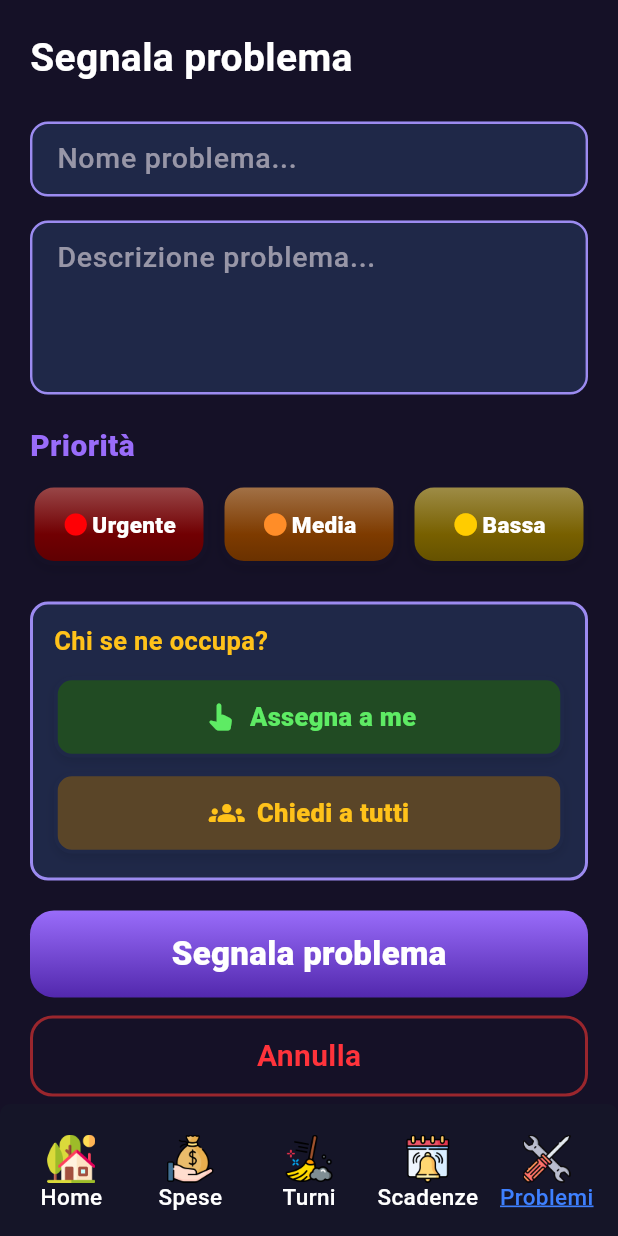
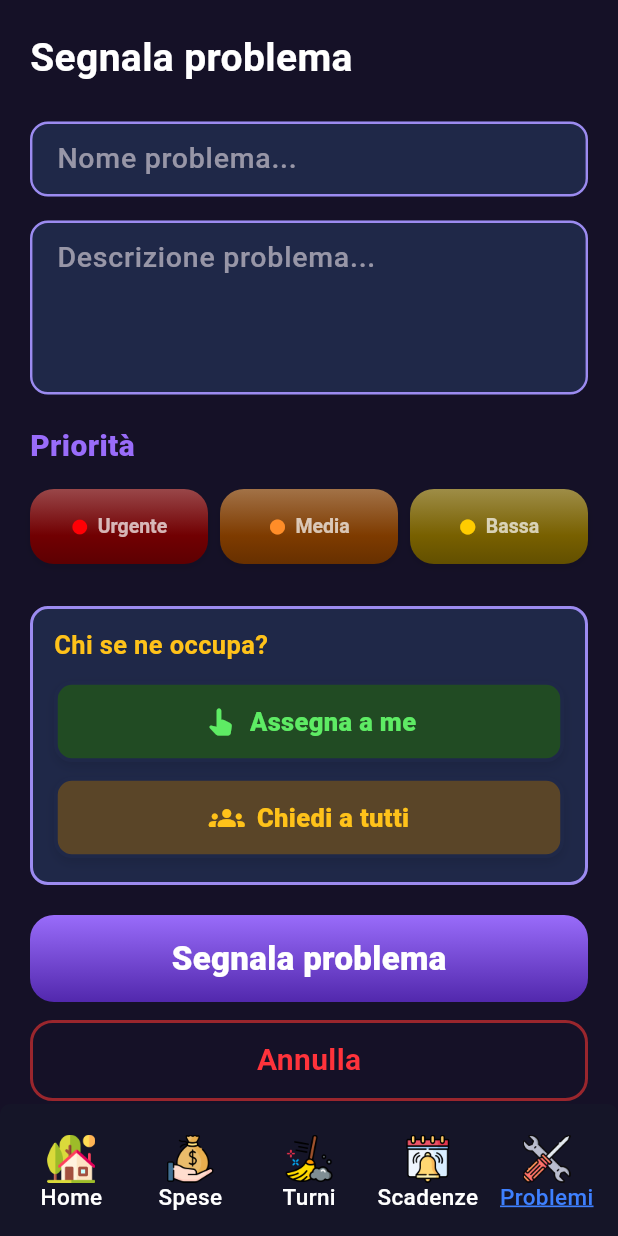
Before and after one commit to MarcelloPastore/Progetto_Ingegneria_del_Software, a Flutter app: the SegnalaProblemaScreen screen opened by its route, on a phone screen of 412 x 824 dp. Run offline on Flutter 3.47's test engine with Material 3 defaults, Android fonts, the phone set to English and light mode, and no system bars; our stand-ins replace flutter_riverpod, flutter_svg, google_fonts, shared_preferences; accounts and stored records are empty.

Commit message:
update: migliorata l'interfaccia e le animazioni dei selettori in Problemi e Turni, aggiornate istruzioni backend nel README
- Aggiunte istruzioni per l'avvio del backend nel README.
- Aggiornato lo stile dei pulsanti di selezione in `FAB_problemi_screen` e `segnala_problema_screen` con nuovi gradienti, ombre e icone di stato.
- Introdotte animazioni (scale, opacity, container) per il tasto "Assegna a me" nella schermata Turni.
- Refactoring minore e pulizia del codice nelle schermate dei turni.

```diff
--- a/coincasa_app_flutter_frontend/lib/features/problemi/screens/segnala_problema_screen.dart
+++ b/coincasa_app_flutter_frontend/lib/features/problemi/screens/segnala_problema_screen.dart
@@ -534,14 +534,15 @@ class _PriorityChip extends StatelessWidget {
 
   @override
   Widget build(BuildContext context) {
+    final brightBg = Color.lerp(bgColor, Colors.white, 0.28)!;
+    final darkBg = Color.lerp(bgColor, Colors.black, 0.18)!;
+
     final gradient = LinearGradient(
       begin: Alignment.topCenter,
       end: Alignment.bottomCenter,
-      colors: [
-        Color.lerp(bgColor, Colors.white, 0.30)!,
-        bgColor,
-        Color.lerp(bgColor, Colors.black, 0.18)!,
-      ],
+      colors: selected
+          ? [Color.lerp(bgColor, Colors.white, 0.50)!, bgColor, darkBg]
+          : [brightBg, bgColor, darkBg],
       stops: const [0, 0.62, 1],
     );
 
@@ -549,41 +550,58 @@ class _PriorityChip extends StatelessWidget {
       onTap: onTap,
       borderRadius: BorderRadius.circular(AppSizes.radius16),
       child: AnimatedContainer(
-        duration: const Duration(milliseconds: 140),
-        padding: const EdgeInsets.symmetric(horizontal: 8, vertical: 14),
+        duration: const Duration(milliseconds: 180),
+        curve: Curves.easeOut,
+        height: selected ? 58 : 50,
+        margin: EdgeInsets.symmetric(vertical: selected ? 0 : 4),
         decoration: BoxDecoration(
           gradient: gradient,
           borderRadius: BorderRadius.circular(AppSizes.radius16),
           border: Border.all(
-            color: selected ? AppColors.brandAccent : AppColors.darkBackground,
-            width: 3,
+            color: selected ? contentColor : Colors.transparent,
+            width: selected ? 2.5 : 0,
           ),
-          boxShadow: [
-            BoxShadow(
-              color: selected
-                  ? Colors.black.withValues(alpha: 0.45)
-                  : AppColors.shadowStrong,
-              blurRadius: selected ? 8 : 6,
-              offset: Offset(0, selected ? 4 : 3),
-            ),
-          ],
+          boxShadow: selected
+              ? [
+                  BoxShadow(
+                    color: contentColor.withValues(alpha: 0.55),
+                    blurRadius: 18,
+                    spreadRadius: 1,
+                    offset: const Offset(0, 4),
+                  ),
+                  BoxShadow(
+                    color: Colors.black.withValues(alpha: 0.35),
+                    blurRadius: 6,
+                    offset: const Offset(0, 2),
+                  ),
+                ]
+              : [
+                  BoxShadow(
+                    color: AppColors.shadowStrong,
+                    blurRadius: 4,
+                    offset: const Offset(0, 2),
+                  ),
+                ],
         ),
         child: Row(
           mainAxisAlignment: MainAxisAlignment.center,
-          mainAxisSize: MainAxisSize.min,
           children: [
-            Icon(Icons.circle, color: contentColor, size: 18),
-            const SizedBox(width: 2),
+            if (selected)
+              Icon(Icons.check_circle_rounded, color: contentColor, size: 16)
+            else
+              Icon(Icons.circle, color: contentColor, size: 12),
+            const SizedBox(width: 6),
             Flexible(
               child: Text(
                 label,
                 maxLines: 1,
                 softWrap: false,
                 overflow: TextOverflow.ellipsis,
-                style: AppTextStyles.screenTitleStrong.copyWith(
-                  color: AppColors.textOnDark,
-                  fontSize: 15,
-                  fontWeight: FontWeight.w800,
+                style: TextStyle(
+                  color: selected ? Colors.white : Colors.white70,
+                  fontSize: selected ? 15 : 13,
+                  fontWeight: selected ? FontWeight.w900 : FontWeight.w600,
+                  letterSpacing: selected ? 0.3 : 0,
                 ),
               ),
             ),
```
Also changed, not shown: coincasa_app_flutter_frontend/lib/features/problemi/screens/FAB_problemi_screen.dart (+51 -32 lines), coincasa_app_flutter_frontend/lib/features/turni/screens/turni_screen_principale.dart (+46 -24 lines), 1 other file.
